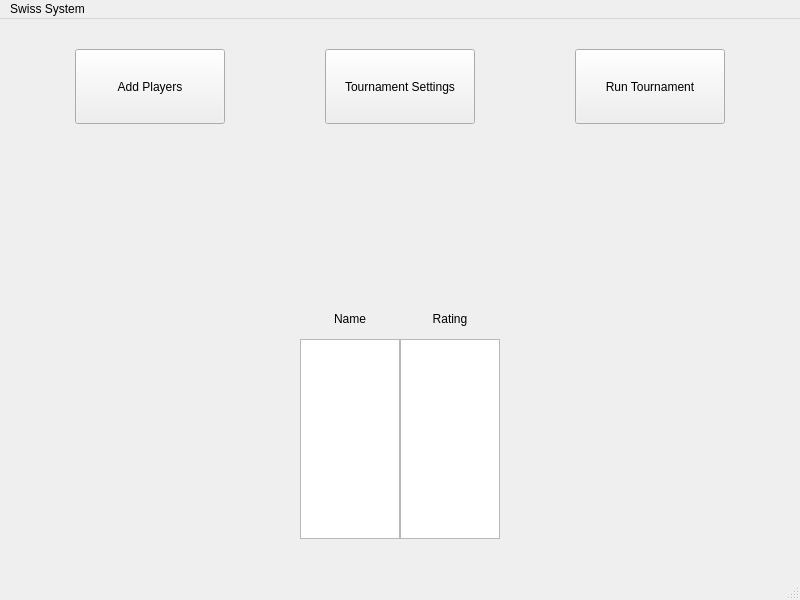
Before: the Qt Designer form mainwindow.ui in RDG0818/SwissSystem2, drawn with Qt 5.
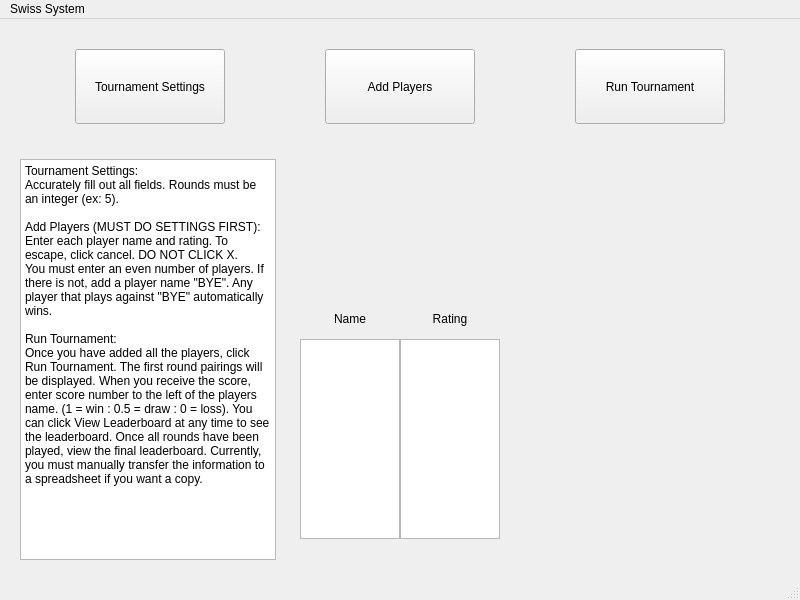
After: the same form once the commit is applied.

```diff
--- a/mainwindow.ui
+++ b/mainwindow.ui
@@ -17,7 +17,7 @@
    <widget class="QPushButton" name="pushButton">
     <property name="geometry">
      <rect>
-      <x>75</x>
+      <x>325</x>
       <y>30</y>
       <width>150</width>
       <height>75</height>
@@ -95,7 +95,7 @@
    <widget class="QPushButton" name="pushButton_3">
     <property name="geometry">
      <rect>
-      <x>325</x>
+      <x>75</x>
       <y>30</y>
       <width>150</width>
       <height>75</height>
@@ -105,6 +105,31 @@
      <string>Tournament Settings</string>
     </property>
    </widget>
+   <widget class="QTextBrowser" name="textBrowser">
+    <property name="geometry">
+     <rect>
+      <x>20</x>
+      <y>140</y>
+      <width>256</width>
+      <height>401</height>
+     </rect>
+    </property>
+    <property name="html">
+     <string>&lt;!DOCTYPE HTML PUBLIC &quot;-//W3C//DTD HTML 4.0//EN&quot; &quot;http://www.w3.org/TR/REC-html40/strict.dtd&quot;&gt;
+&lt;html&gt;&lt;head&gt;&lt;meta name=&quot;qrichtext&quot; content=&quot;1&quot; /&gt;&lt;meta charset=&quot;utf-8&quot; /&gt;&lt;style type=&quot;text/css&quot;&gt;
+p, li { white-space: pre-wrap; }
+hr { height: 1px; border-width: 0; }
+li.unchecked::marker { content: &quot;\2610&quot;; }
+li.checked::marker { content: &quot;\2612&quot;; }
+&lt;/style&gt;&lt;/head&gt;&lt;body style=&quot; font-family:'Segoe UI'; font-size:9pt; font-weight:400; font-style:normal;&quot;&gt;
+&lt;p style=&quot; margin-top:0px; margin-bottom:0px; margin-left:0px; margin-right:0px; -qt-block-indent:0; text-indent:0px;&quot;&gt;Tournament Settings:&lt;br /&gt;Accurately fill out all fields. Rounds must be an integer (ex: 5).&lt;/p&gt;
+&lt;p style=&quot;-qt-paragraph-type:empty; margin-top:0px; margin-bottom:0px; margin-left:0px; margin-right:0px; -qt-block-indent:0; text-indent:0px;&quot;&gt;&lt;br /&gt;&lt;/p&gt;
+&lt;p style=&quot; margin-top:0px; margin-bottom:0px; margin-left:0px; margin-right:0px; -qt-block-indent:0; text-indent:0px;&quot;&gt;Add Players (MUST DO SETTINGS FIRST):&lt;/p&gt;
+&lt;p style=&quot; margin-top:0px; margin-bottom:0px; margin-left:0px; margin-right:0px; -qt-block-indent:0; text-indent:0px;&quot;&gt;Enter each player name and rating. To escape, click cancel. DO NOT CLICK X. &lt;br /&gt;You must enter an even number of players. If there is not, add a player name &amp;quot;BYE&amp;quot;. Any player that plays against &amp;quot;BYE&amp;quot; automatically wins.&lt;/p&gt;
+&lt;p style=&quot;-qt-paragraph-type:empty; margin-top:0px; margin-bottom:0px; margin-left:0px; margin-right:0px; -qt-block-indent:0; text-indent:0px;&quot;&gt;&lt;br /&gt;&lt;/p&gt;
+&lt;p style=&quot; margin-top:0px; margin-bottom:0px; margin-left:0px; margin-right:0px; -qt-block-indent:0; text-indent:0px;&quot;&gt;Run Tournament:&lt;br /&gt;Once you have added all the players, click Run Tournament. The first round pairings will be displayed. When you receive the score, enter score number to the left of the players name. (1 = win : 0.5 = draw : 0 = loss). You can click View Leaderboard at any time to see the leaderboard. Once all rounds have been played, view the final leaderboard. Currently, you must manually transfer the information to a spreadsheet if you want a copy. &lt;/p&gt;&lt;/body&gt;&lt;/html&gt;</string>
+    </property>
+   </widget>
   </widget>
   <widget class="QMenuBar" name="menubar">
    <property name="geometry">
```
